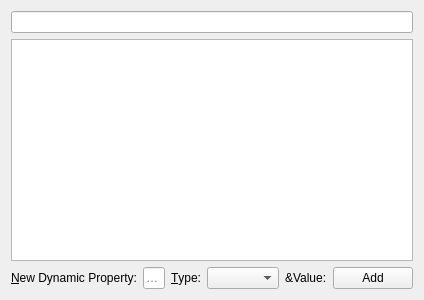
Old version of the form ui/tools/objectinspector/propertiestab.ui in the repository KDAB/GammaRay.
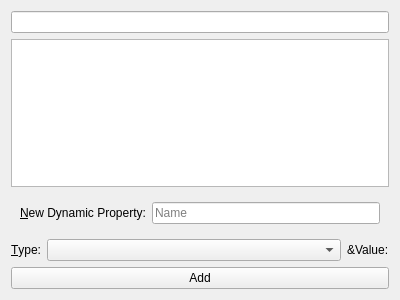
New version of the form. Custom widgets are drawn as their Qt base class.

Commit message:
Have PropertiesTab make better use of available space
Refactor to free horizontal space and make better use of vertical space.
This helps GammaRay be used on low resolution screen with high DPI.

Helps solve #358

What changed in the file:
```diff
--- a/ui/tools/objectinspector/propertiestab.ui
+++ b/ui/tools/objectinspector/propertiestab.ui
@@ -25,16 +25,16 @@
     </widget>
    </item>
    <item>
-    <widget class="QWidget" name="newPropertyBar" native="true">
-     <layout class="QHBoxLayout" name="horizontalLayout">
-      <property name="margin">
-       <number>0</number>
-      </property>
+    <widget class="QWidget" name="horizontalWidget" native="true">
+     <layout class="QHBoxLayout" name="horizontalLayout_2">
       <item>
        <widget class="QLabel" name="label">
         <property name="text">
          <string>&amp;New Dynamic Property:</string>
         </property>
+        <property name="wordWrap">
+         <bool>true</bool>
+        </property>
         <property name="buddy">
          <cstring>newPropertyName</cstring>
         </property>
@@ -47,8 +47,23 @@
         </property>
        </widget>
       </item>
+     </layout>
+    </widget>
+   </item>
+   <item>
+    <widget class="QWidget" name="newPropertyBar" native="true">
+     <layout class="QHBoxLayout" name="horizontalLayout">
+      <property name="margin" stdset="0">
+       <number>0</number>
+      </property>
       <item>
        <widget class="QLabel" name="label_2">
+        <property name="sizePolicy">
+         <sizepolicy hsizetype="Fixed" vsizetype="Preferred">
+          <horstretch>0</horstretch>
+          <verstretch>0</verstretch>
+         </sizepolicy>
+        </property>
         <property name="text">
          <string>&amp;Type:</string>
         </property>
@@ -58,25 +73,38 @@
        </widget>
       </item>
       <item>
-       <widget class="QComboBox" name="newPropertyType"/>
+       <widget class="QComboBox" name="newPropertyType">
+        <property name="sizePolicy">
+         <sizepolicy hsizetype="Minimum" vsizetype="Fixed">
+          <horstretch>0</horstretch>
+          <verstretch>0</verstretch>
+         </sizepolicy>
+        </property>
+       </widget>
       </item>
       <item>
        <widget class="QLabel" name="newPropertyValueLabel">
+        <property name="sizePolicy">
+         <sizepolicy hsizetype="Fixed" vsizetype="Preferred">
+          <horstretch>0</horstretch>
+          <verstretch>0</verstretch>
+         </sizepolicy>
+        </property>
         <property name="text">
          <string>&amp;Value:</string>
         </property>
        </widget>
       </item>
-      <item>
-       <widget class="QPushButton" name="newPropertyButton">
-        <property name="text">
-         <string>Add</string>
-        </property>
-       </widget>
-      </item>
      </layout>
     </widget>
    </item>
+   <item>
+    <widget class="QPushButton" name="newPropertyButton">
+     <property name="text">
+      <string>Add</string>
+     </property>
+    </widget>
+   </item>
   </layout>
  </widget>
  <customwidgets>
```
Left out of the diff: 2 changed lines with no effect on the pictures. The commit also changes 1 other file.
